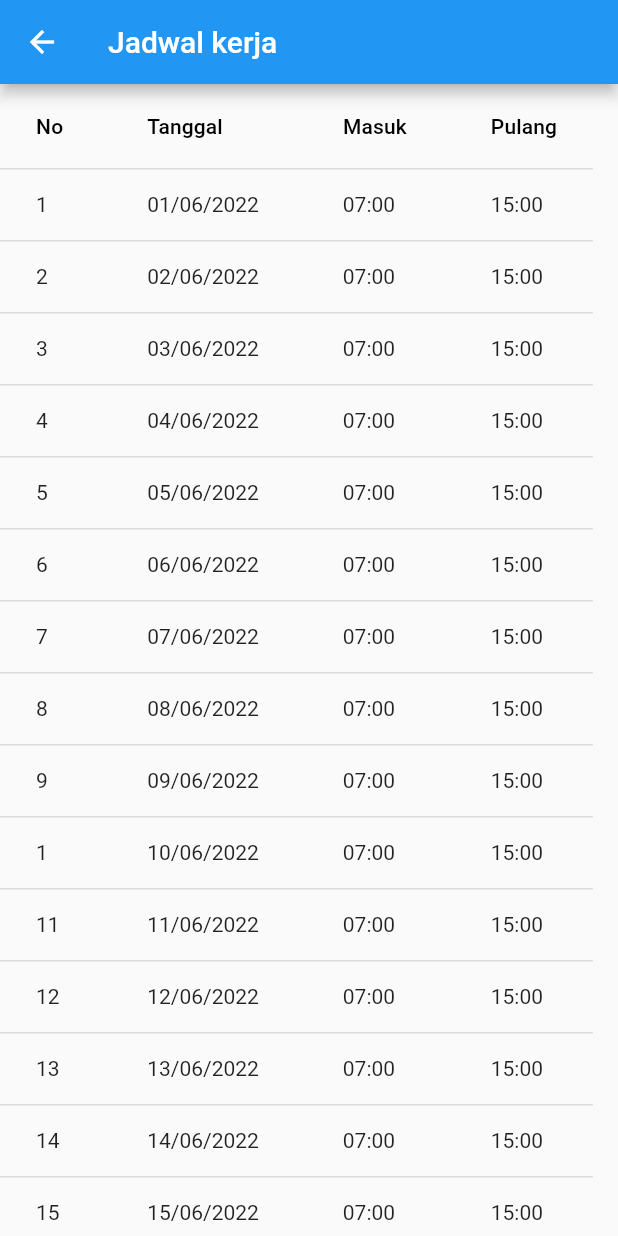
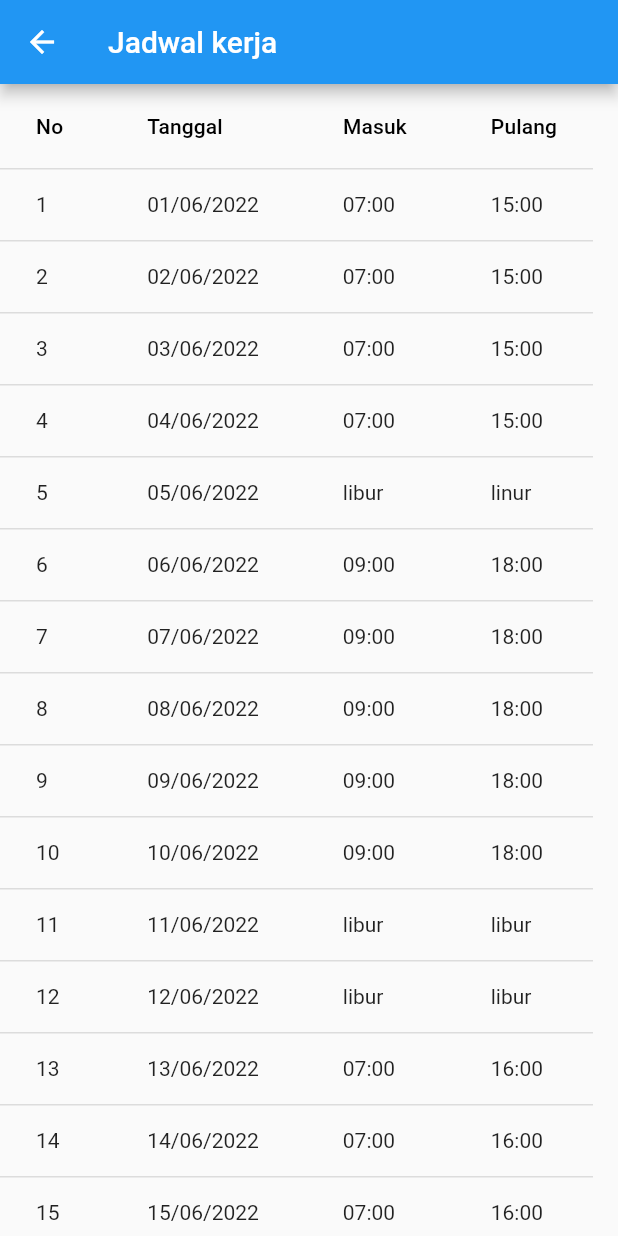
Before and after one commit to ryn-crypto/Requirement_test, a Flutter app: the JadwalPage screen opened directly, on a phone screen of 412 x 824 dp. Run offline on Flutter 3.47's test engine with Material 2 defaults, Android fonts, the light colour scheme and no system bars; our stand-ins replace shared_preferences; missing offline and left inert: qr_code_scanner; accounts and stored records are empty.

Commit message:
memperbaiki tampilan jadwal

```diff
--- a/lib/ui/jadwal_page.dart
+++ b/lib/ui/jadwal_page.dart
@@ -3,7 +3,6 @@ import 'package:abon/ui/dasboard.dart';
 import 'package:flutter/material.dart';
 
 class JadwalPage extends StatefulWidget {
-
   const JadwalPage({Key? key}) : super(key: key);
 
   @override
@@ -74,64 +73,64 @@ class ItemJadwal extends StatelessWidget {
             cells: <DataCell>[
               DataCell(Text("5")),
               DataCell(Text("05/06/2022")),
-              DataCell(Text("07:00")),
-              DataCell(Text("15:00")),
+              DataCell(Text("libur")),
+              DataCell(Text("linur")),
             ],
           ),
           DataRow(
             cells: <DataCell>[
               DataCell(Text("6")),
               DataCell(Text("06/06/2022")),
-              DataCell(Text("07:00")),
-              DataCell(Text("15:00")),
+              DataCell(Text("09:00")),
+              DataCell(Text("18:00")),
             ],
           ),
           DataRow(
             cells: <DataCell>[
               DataCell(Text("7")),
               DataCell(Text("07/06/2022")),
-              DataCell(Text("07:00")),
-              DataCell(Text("15:00")),
+              DataCell(Text("09:00")),
+              DataCell(Text("18:00")),
             ],
           ),
           DataRow(
             cells: <DataCell>[
               DataCell(Text("8")),
               DataCell(Text("08/06/2022")),
-              DataCell(Text("07:00")),
-              DataCell(Text("15:00")),
+              DataCell(Text("09:00")),
+              DataCell(Text("18:00")),
             ],
           ),
           DataRow(
             cells: <DataCell>[
               DataCell(Text("9")),
               DataCell(Text("09/06/2022")),
-              DataCell(Text("07:00")),
-              DataCell(Text("15:00")),
+              DataCell(Text("09:00")),
+              DataCell(Text("18:00")),
             ],
           ),
           DataRow(
             cells: <DataCell>[
-              DataCell(Text("1")),
+              DataCell(Text("10")),
               DataCell(Text("10/06/2022")),
-              DataCell(Text("07:00")),
-              DataCell(Text("15:00")),
+              DataCell(Text("09:00")),
+              DataCell(Text("18:00")),
             ],
           ),
           DataRow(
             cells: <DataCell>[
               DataCell(Text("11")),
               DataCell(Text("11/06/2022")),
-              DataCell(Text("07:00")),
-              DataCell(Text("15:00")),
+              DataCell(Text("libur")),
+              DataCell(Text("libur")),
             ],
           ),
           DataRow(
             cells: <DataCell>[
               DataCell(Text("12")),
               DataCell(Text("12/06/2022")),
-              DataCell(Text("07:00")),
-              DataCell(Text("15:00")),
+              DataCell(Text("libur")),
+              DataCell(Text("libur")),
             ],
           ),
           DataRow(
@@ -139,7 +138,7 @@ class ItemJadwal extends StatelessWidget {
               DataCell(Text("13")),
               DataCell(Text("13/06/2022")),
               DataCell(Text("07:00")),
-              DataCell(Text("15:00")),
+              DataCell(Text("16:00")),
             ],
           ),
           DataRow(
@@ -147,7 +146,7 @@ class ItemJadwal extends StatelessWidget {
               DataCell(Text("14")),
               DataCell(Text("14/06/2022")),
               DataCell(Text("07:00")),
-              DataCell(Text("15:00")),
+              DataCell(Text("16:00")),
             ],
           ),
           DataRow(
@@ -155,15 +154,7 @@ class ItemJadwal extends StatelessWidget {
               DataCell(Text("15")),
               DataCell(Text("15/06/2022")),
               DataCell(Text("07:00")),
-              DataCell(Text("15:00")),
-            ],
-          ),
-          DataRow(
-            cells: <DataCell>[
-              DataCell(Text("3")),
-              DataCell(Text("03/06/2022")),
-              DataCell(Text("07:00")),
-              DataCell(Text("15:00")),
+              DataCell(Text("16:00")),
             ],
           ),
           DataRow(
@@ -171,7 +162,7 @@ class ItemJadwal extends StatelessWidget {
               DataCell(Text("16")),
               DataCell(Text("16/06/2022")),
               DataCell(Text("07:00")),
-              DataCell(Text("15:00")),
+              DataCell(Text("16:00")),
             ],
           ),
           DataRow(
@@ -179,7 +170,7 @@ class ItemJadwal extends StatelessWidget {
               DataCell(Text("17")),
               DataCell(Text("17/06/2022")),
               DataCell(Text("07:00")),
-              DataCell(Text("15:00")),
+              DataCell(Text("16:00")),
             ],
           ),
           DataRow(
@@ -187,71 +178,71 @@ class ItemJadwal extends StatelessWidget {
               DataCell(Text("18")),
               DataCell(Text("18/06/2022")),
               DataCell(Text("07:00")),
-              DataCell(Text("15:00")),
+              DataCell(Text("16:00")),
             ],
           ),
           DataRow(
             cells: <DataCell>[
               DataCell(Text("19")),
               DataCell(Text("19/06/2022")),
-              DataCell(Text("07:00")),
-              DataCell(Text("15:00")),
+              DataCell(Text("libur")),
+              DataCell(Text("libur")),
             ],
           ),
           DataRow(
             cells: <DataCell>[
               DataCell(Text("20")),
               DataCell(Text("20/06/2022")),
-              DataCell(Text("07:00")),
-              DataCell(Text("15:00")),
+              DataCell(Text("09:00")),
+              DataCell(Text("18:00")),
             ],
           ),
           DataRow(
             cells: <DataCell>[
               DataCell(Text("21")),
               DataCell(Text("21/06/2022")),
-              DataCell(Text("07:00")),
-              DataCell(Text("15:00")),
+              DataCell(Text("09:00")),
+              DataCell(Text("18:00")),
             ],
           ),
           DataRow(
             cells: <DataCell>[
               DataCell(Text("22")),
               DataCell(Text("22/06/2022")),
-              DataCell(Text("07:00")),
-              DataCell(Text("15:00")),
+              DataCell(Text("09:00")),
+              DataCell(Text("18:00")),
             ],
           ),
           DataRow(
             cells: <DataCell>[
               DataCell(Text("23")),
               DataCell(Text("23/06/2022")),
-              DataCell(Text("07:00")),
-              DataCell(Text("15:00")),
+              DataCell(Text("09:00")),
+              DataCell(Text("18:00")),
             ],
           ),
           DataRow(
             cells: <DataCell>[
               DataCell(Text("24")),
               DataCell(Text("24/06/2022")),
-              DataCell(Text("07:00")),
-              DataCell(Text("15:00")),
+              DataCell(Text("09:00")),
+              DataCell(Text("18:00")),
             ],
           ),
           DataRow(
             cells: <DataCell>[
               DataCell(Text("25")),
               DataCell(Text("25/06/2022")),
-              DataCell(Text("07:00")),
-              DataCell(Text("15:00")),
+              DataCell(Text("09:00")),
+              DataCell(Text("18:00")),
             ],
           ),
           DataRow(
             cells: <DataCell>[
               DataCell(Text("26")),
               DataCell(Text("26/06/2022")),
-              DataCell(Text("07:00")),
-              DataCell(Text("15:00")),
+              DataCell(Text("libur")),
+              DataCell(Text("libur")),
             ],
           ),
           DataRow(
```
